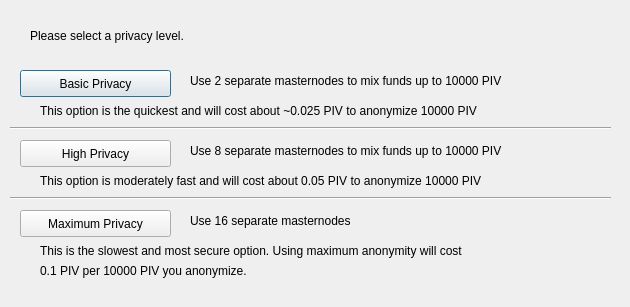
EULO-Project/EULO, file src/qt/forms/obfuscationconfig.ui: the form before one commit.
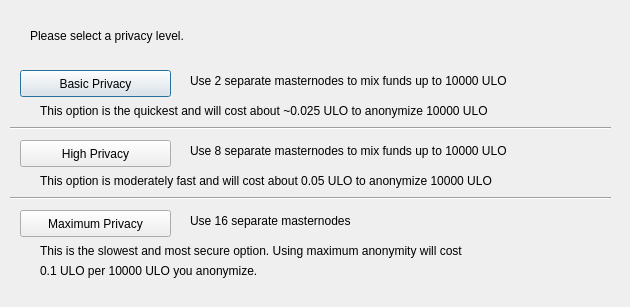
The form after the commit.

The edit to the form file:
```diff
--- a/src/qt/forms/obfuscationconfig.ui
+++ b/src/qt/forms/obfuscationconfig.ui
@@ -75,7 +75,7 @@
     </rect>
    </property>
    <property name="text">
-    <string>Use 2 separate masternodes to mix funds up to 10000 PIV</string>
+    <string>Use 2 separate masternodes to mix funds up to 10000 ULO</string>
    </property>
   </widget>
   <widget class="QLabel" name="label_3">
@@ -88,7 +88,7 @@
     </rect>
    </property>
    <property name="text">
-    <string>Use 8 separate masternodes to mix funds up to 10000 PIV</string>
+    <string>Use 8 separate masternodes to mix funds up to 10000 ULO</string>
    </property>
   </widget>
   <widget class="QLabel" name="label_4">
@@ -114,7 +114,7 @@
     </rect>
    </property>
    <property name="text">
-    <string>This option is the quickest and will cost about ~0.025 PIV to anonymize 10000 PIV</string>
+    <string>This option is the quickest and will cost about ~0.025 ULO to anonymize 10000 ULO</string>
    </property>
   </widget>
   <widget class="QLabel" name="label_7">
@@ -127,7 +127,7 @@
     </rect>
    </property>
    <property name="text">
-    <string>This option is moderately fast and will cost about 0.05 PIV to anonymize 10000 PIV</string>
+    <string>This option is moderately fast and will cost about 0.05 ULO to anonymize 10000 ULO</string>
    </property>
   </widget>
   <widget class="QLabel" name="label_8">
@@ -153,7 +153,7 @@
     </rect>
    </property>
    <property name="text">
-    <string>0.1 PIV per 10000 PIV you anonymize.</string>
+    <string>0.1 ULO per 10000 ULO you anonymize.</string>
    </property>
   </widget>
   <widget class="Line" name="line">
```
